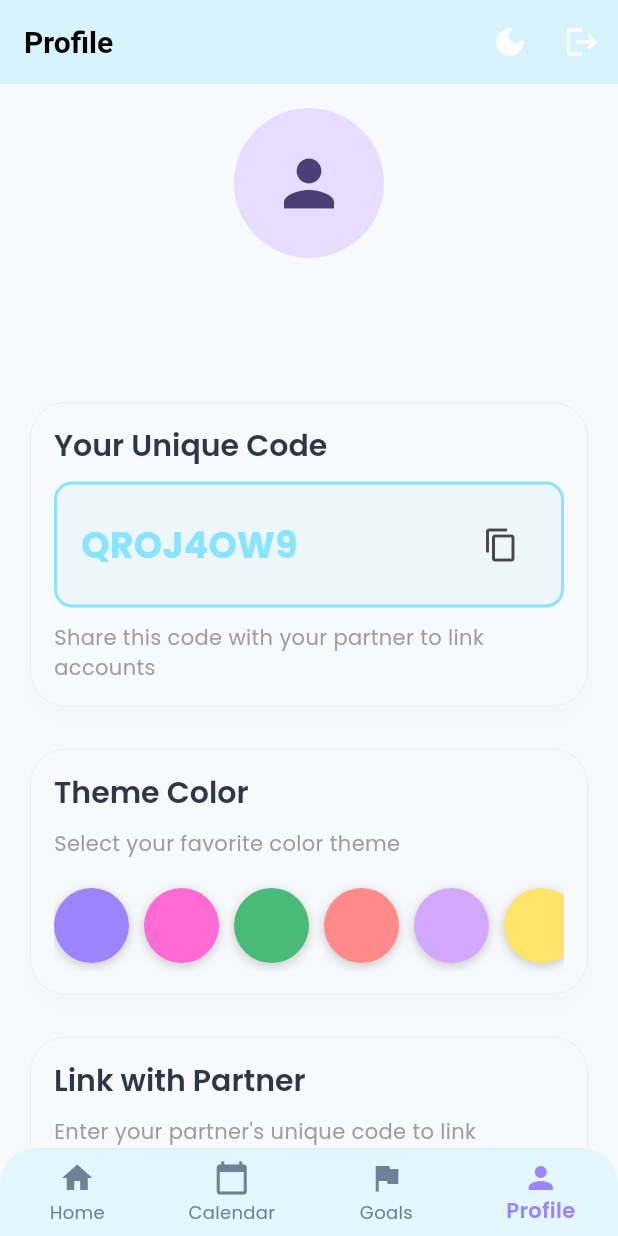
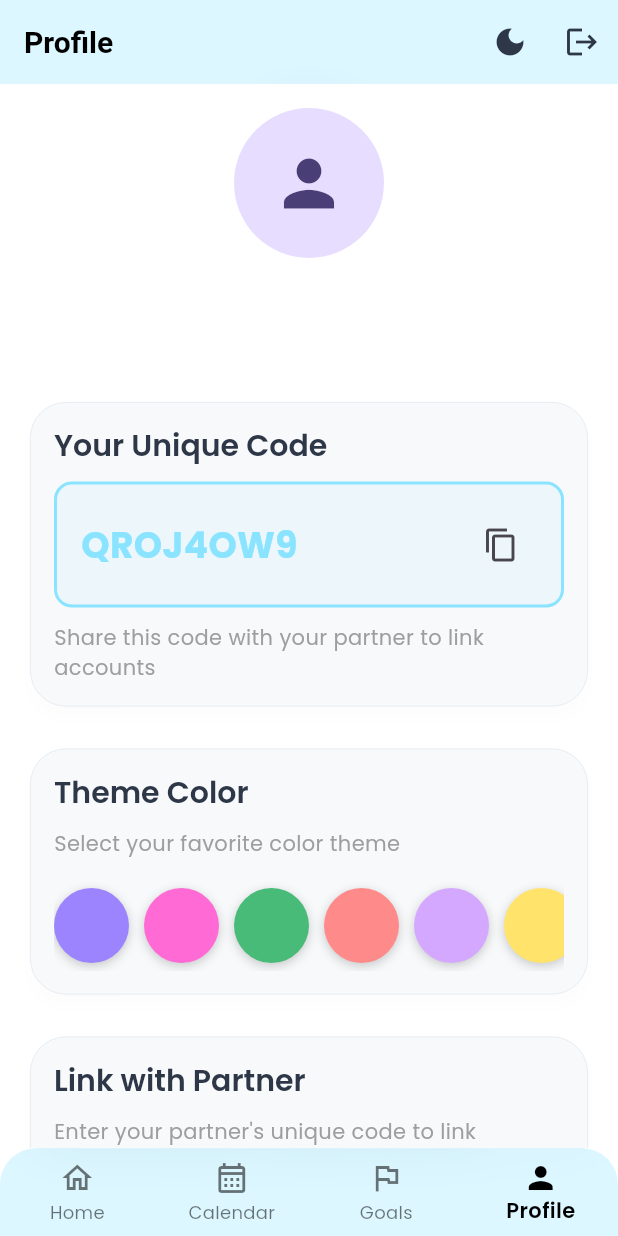
Before and after one commit to ayushdhiman-py/HabitHeartsFlutter, a Flutter app: the screen it shows once a user with an empty profile is signed in, swiped to page 4, on a phone screen of 412 x 824 dp. Run offline on Flutter 3.47's test engine with Material 3 defaults, Android fonts, the phone set to English and light mode, and no system bars; our stand-ins replace confetti, firebase_auth, firebase_core, flutter_slidable, google_sign_in, lottie and 1 more; accounts and stored records are empty; network calls fail.

Commit message:
statusbar and dark/light mode fixed and theme fixed

```diff
--- a/habit_hearts/lib/main.dart
+++ b/habit_hearts/lib/main.dart
@@ -1,4 +1,5 @@
 import 'package:flutter/material.dart';
+import 'package:flutter/services.dart';
 import 'package:firebase_core/firebase_core.dart';
 import 'package:provider/provider.dart';
 import 'firebase_options.dart';
@@ -16,6 +17,62 @@ import 'screens/calendar_screen.dart';
 import 'screens/goals_screen.dart';
 import 'screens/profile_screen.dart';
 import 'dart:ui' as ui;
+
+// Widget to handle system UI overlay styling
+class SystemUiOverlayController extends StatefulWidget {
+  final DarkModeProvider darkModeProvider;
+  final ThemeProvider themeProvider;
+  final Widget child;
+
+  const SystemUiOverlayController({
+    super.key,
+    required this.darkModeProvider,
+    required this.themeProvider,
+    required this.child,
+  });
+
+  @override
+  State<SystemUiOverlayController> createState() => _SystemUiOverlayControllerState();
+}
+
+class _SystemUiOverlayControllerState extends State<SystemUiOverlayController> {
+  @override
+  void didChangeDependencies() {
+    super.didChangeDependencies();
+    _updateSystemUI();
+  }
+
+  @override
+  void didUpdateWidget(covariant SystemUiOverlayController oldWidget) {
+    super.didUpdateWidget(oldWidget);
+    if (oldWidget.darkModeProvider.isDarkMode != widget.darkModeProvider.isDarkMode ||
+        oldWidget.themeProvider.selectedColor != widget.themeProvider.selectedColor) {
+      _updateSystemUI();
+    }
+  }
+
+  void _updateSystemUI() {
+    // For glassmorphic effect, we'll use a semi-transparent version of the theme color
+    // with appropriate brightness for status bar icons
+    final statusBarColor = widget.themeProvider.selectedColor.withOpacity(0.3);
+
+    SystemChrome.setSystemUIOverlayStyle(
+      SystemUiOverlayStyle(
+        statusBarColor: statusBarColor,
+        statusBarIconBrightness: widget.darkModeProvider.isDarkMode ? Brightness.light : Brightness.dark,
+        systemNavigationBarColor: widget.darkModeProvider.isDarkMode
+            ? AppColors.darkBackground
+            : AppColors.lightBackground,
+        systemNavigationBarIconBrightness: widget.darkModeProvider.isDarkMode ? Brightness.light : Brightness.dark,
+      ),
+    );
+  }
+
+  @override
+  Widget build(BuildContext context) {
+    return widget.child;
+  }
+}
 
 void main() async {
   WidgetsFlutterBinding.ensureInitialized();
@@ -113,9 +170,19 @@ class _MainScreenState extends State<MainScreen> {
 
   @override
   Widget build(BuildContext context) {
-    final themeProvider = Provider.of<ThemeProvider>(context);
-    return Scaffold(
-      body: PageView(
+    return Consumer<DarkModeProvider>(
+      builder: (context, darkModeProvider, child) {
+        return Consumer<ThemeProvider>(
+          builder: (context, themeProvider, child) {
+            return SystemUiOverlayController(
+              darkModeProvider: darkModeProvider,
+              themeProvider: themeProvider,
+              child: Scaffold(
+                body: Container(
+                  color: darkModeProvider.isDarkMode
+                      ? AppColors.darkBackground
+                      : AppColors.lightBackground,
+                  child: PageView(
                     controller: _pageController,
                     onPageChanged: (index) {
                       setState(() {
@@ -123,6 +190,7 @@ class _MainScreenState extends State<MainScreen> {
                       });
                     },
                     children: _screens,
+                  ),
                 ),
                 bottomNavigationBar: ClipRRect(
                   borderRadius: const BorderRadius.vertical(top: Radius.circular(24)),
@@ -142,21 +210,32 @@ class _MainScreenState extends State<MainScreen> {
                         type: BottomNavigationBarType.fixed,
                         currentIndex: _currentIndex,
                         onTap: _onItemTapped,
+                        backgroundColor: Colors.transparent,
+                        selectedItemColor: darkModeProvider.isDarkMode
+                            ? Colors.white
+                            : Colors.black,
+                        unselectedItemColor: darkModeProvider.isDarkMode
+                            ? Colors.white70
+                            : Colors.black54,
                         items: const [
                           BottomNavigationBarItem(
-                  icon: Icon(Icons.home),
+                            icon: Icon(Icons.home_outlined),
+                            activeIcon: Icon(Icons.home),
                             label: 'Home',
                           ),
                           BottomNavigationBarItem(
-                  icon: Icon(Icons.calendar_today),
+                            icon: Icon(Icons.calendar_month_outlined),
+                            activeIcon: Icon(Icons.calendar_month),
                             label: 'Calendar',
                           ),
                           BottomNavigationBarItem(
-                  icon: Icon(Icons.flag),
+                            icon: Icon(Icons.flag_outlined),
+                            activeIcon: Icon(Icons.flag),
                             label: 'Goals',
                           ),
                           BottomNavigationBarItem(
-                  icon: Icon(Icons.person),
+                            icon: Icon(Icons.person_outline),
+                            activeIcon: Icon(Icons.person),
                             label: 'Profile',
                           ),
                         ],
@@ -164,6 +243,11 @@ class _MainScreenState extends State<MainScreen> {
                     ),
                   ),
                 ),
+              ),
+            );
+          },
+        );
+      },
     );
   }
 }
--- a/habit_hearts/lib/screens/calendar_screen.dart
+++ b/habit_hearts/lib/screens/calendar_screen.dart
@@ -530,6 +530,7 @@ class _ThemedAppBar extends StatelessWidget implements PreferredSizeWidget {
               ),
             ),
           ),
+          elevation: 0,
         );
       },
     );
--- a/habit_hearts/lib/screens/goals_screen.dart
+++ b/habit_hearts/lib/screens/goals_screen.dart
@@ -537,6 +537,7 @@ class _ThemedAppBar extends StatelessWidget implements PreferredSizeWidget {
               ),
             ),
           ),
+          elevation: 0,
         );
       },
     );
--- a/habit_hearts/lib/screens/home_screen.dart
+++ b/habit_hearts/lib/screens/home_screen.dart
@@ -6,7 +6,6 @@ import 'package:provider/provider.dart';
 import '../providers/theme_provider.dart';
 import '../providers/dark_mode_provider.dart';
 import 'package:intl/intl.dart';
-import 'dart:ui' as ui;
 import '../providers/habit_hearts_auth_provider.dart';
 import '../providers/goals_provider.dart';
 import '../theme/app_theme.dart';
@@ -18,6 +17,8 @@ import '../widgets/emoji_selector.dart';
 import '../widgets/swipeable_task_item.dart';
 import '../widgets/swipeable_goal_item.dart';
 import '../utils/lottie_decoder.dart';
+import '../widgets/themed_background.dart';
+import 'dart:ui' as ui;
 
 class HomeScreen extends StatefulWidget {
   const HomeScreen({super.key});
@@ -470,6 +471,7 @@ class _ThemedAppBar extends StatelessWidget implements PreferredSizeWidget {
               ),
             ),
           ),
+          elevation: 0,
         );
       },
     );
--- a/habit_hearts/lib/screens/profile_screen.dart
+++ b/habit_hearts/lib/screens/profile_screen.dart
@@ -446,6 +446,7 @@ class _ThemedAppBar extends StatelessWidget implements PreferredSizeWidget {
               ),
             ),
           ),
+          elevation: 0,
           actions: [
             IconButton(
               icon: Icon(
--- a/habit_hearts/lib/theme/app_theme.dart
+++ b/habit_hearts/lib/theme/app_theme.dart
@@ -1,4 +1,5 @@
 import 'package:flutter/material.dart';
+import 'package:flutter/services.dart';
 
 class AppColors {
   // Modern gradient color palette with soft, friendly tones
@@ -17,6 +18,11 @@ class AppColors {
   static const Color darkTextColor = Color(0xFFFFFFFF);
   static const Color darkSecondaryTextColor = Color(0xFFB0B0B0);
   static const Color darkBorderColor = Color(0xFF333333);
+
+  // Light theme background colors (lighter shades)
+  static const Color lightBackground = Color(0xFFFFFFFF);      // Pure white background
+  static const Color lightCardBackground = Color(0xFFF8F9FA);  // Very light gray for cards
+  static const Color lightSecondaryBackground = Color(0xFFE6EEF5); // Light blue
 
   // Gradient combinations
   static const List<Color> purpleToPinkGradient = [electricBlue, hotPink];
@@ -51,24 +57,25 @@ class AppTheme {
         primary: AppColors.electricBlue,
         secondary: AppColors.hotPink,
       ),
-      scaffoldBackgroundColor: AppColors.primaryBackground,
-      fontFamily: 'Poppins', // Clean rounded sans-serif font
+      scaffoldBackgroundColor: AppColors.lightBackground,
+      fontFamily: 'Poppins',
       appBarTheme: AppBarTheme(
-        backgroundColor: Colors.transparent, // Transparent for glassmorphism
-        foregroundColor: Colors.white,
+        backgroundColor: AppColors.lightBackground,
+        foregroundColor: AppColors.textColor,
         elevation: 0,
         titleTextStyle: const TextStyle(
           fontSize: 20,
           fontWeight: FontWeight.w600,
-          color: Colors.white,
+          color: AppColors.textColor,
           fontFamily: 'Poppins',
         ),
+        systemOverlayStyle: SystemUiOverlayStyle.dark,
       ),
       bottomNavigationBarTheme: BottomNavigationBarThemeData(
-        backgroundColor: Colors.white.withOpacity(0.3), // Match AppBar opacity
+        backgroundColor: AppColors.lightBackground,
         selectedItemColor: AppColors.electricBlue,
         unselectedItemColor: AppColors.secondaryTextColor,
-        elevation: 0, // Remove elevation for glassmorphism
+        elevation: 0,
         selectedLabelStyle: const TextStyle(
           fontWeight: FontWeight.w600,
           fontFamily: 'Poppins',
@@ -87,7 +94,7 @@ class AppTheme {
           ),
           elevation: 4,
           shape: RoundedRectangleBorder(
-            borderRadius: BorderRadius.circular(50), // Fully pill-shaped
+            borderRadius: BorderRadius.circular(50),
           ),
           padding: const EdgeInsets.symmetric(horizontal: 24, vertical: 16),
         ),
@@ -102,11 +109,11 @@ class AppTheme {
         ),
       ),
       cardTheme: CardTheme(
-        color: AppColors.cardBackground,
+        color: AppColors.lightCardBackground,
         elevation: 4,
         shadowColor: Colors.black.withOpacity(0.05),
         shape: RoundedRectangleBorder(
-          borderRadius: BorderRadius.circular(24), // Extra rounded (2xl)
+          borderRadius: BorderRadius.circular(24),
           side: const BorderSide(
             color: AppColors.borderColor,
             width: 0.5,
@@ -156,9 +163,9 @@ class AppTheme {
       ),
       inputDecorationTheme: InputDecorationTheme(
         filled: true,
-        fillColor: AppColors.cardBackground.withOpacity(0.7),
+        fillColor: AppColors.lightCardBackground.withOpacity(0.7),
         border: OutlineInputBorder(
-          borderRadius: BorderRadius.circular(16), // Medium rounded (xl)
+          borderRadius: BorderRadius.circular(16),
           borderSide: BorderSide.none,
         ),
         focusedBorder: OutlineInputBorder(
@@ -188,23 +195,24 @@ class AppTheme {
         brightness: Brightness.dark,
       ),
       scaffoldBackgroundColor: AppColors.darkBackground,
-      fontFamily: 'Poppins', // Clean rounded sans-serif font
+      fontFamily: 'Poppins',
       appBarTheme: AppBarTheme(
-        backgroundColor: Colors.transparent, // Transparent for glassmorphism
-        foregroundColor: Colors.white,
+        backgroundColor: AppColors.darkBackground,
+        foregroundColor: AppColors.darkTextColor,
         elevation: 0,
         titleTextStyle: const TextStyle(
           fontSize: 20,
           fontWeight: FontWeight.w600,
-          color: Colors.white,
+          color: AppColors.darkTextColor,
           fontFamily: 'Poppins',
         ),
+        systemOverlayStyle: SystemUiOverlayStyle.light,
       ),
       bottomNavigationBarTheme: BottomNavigationBarThemeData(
-        backgroundColor: AppColors.darkCardBackground.withOpacity(0.3), // Match AppBar opacity
+        backgroundColor: AppColors.darkBackground,
         selectedItemColor: AppColors.electricBlue,
         unselectedItemColor: AppColors.darkSecondaryTextColor,
-        elevation: 0, // Remove elevation for glassmorphism
+        elevation: 0,
         selectedLabelStyle: const TextStyle(
           fontWeight: FontWeight.w600,
           fontFamily: 'Poppins',
@@ -223,7 +231,7 @@ class AppTheme {
           ),
           elevation: 4,
           shape: RoundedRectangleBorder(
-            borderRadius: BorderRadius.circular(50), // Fully pill-shaped
+            borderRadius: BorderRadius.circular(50),
           ),
           padding: const EdgeInsets.symmetric(horizontal: 24, vertical: 16),
         ),
@@ -242,7 +250,7 @@ class AppTheme {
         elevation: 4,
         shadowColor: Colors.black.withOpacity(0.2),
         shape: RoundedRectangleBorder(
-          borderRadius: BorderRadius.circular(24), // Extra rounded (2xl)
+          borderRadius: BorderRadius.circular(24),
           side: const BorderSide(
             color: AppColors.darkBorderColor,
             width: 0.5,
@@ -294,7 +302,7 @@ class AppTheme {
         filled: true,
         fillColor: AppColors.darkCardBackground.withOpacity(0.7),
         border: OutlineInputBorder(
-          borderRadius: BorderRadius.circular(16), // Medium rounded (xl)
+          borderRadius: BorderRadius.circular(16),
           borderSide: BorderSide.none,
         ),
         focusedBorder: OutlineInputBorder(
```
Also changed, not shown: habit_hearts/lib/widgets/color_lighten_test.dart (added, +138 -0 lines), habit_hearts/lib/widgets/themed_background.dart (added, +19 -0 lines), 2 other files. Lines whose indentation alone changed are shown as unchanged.
